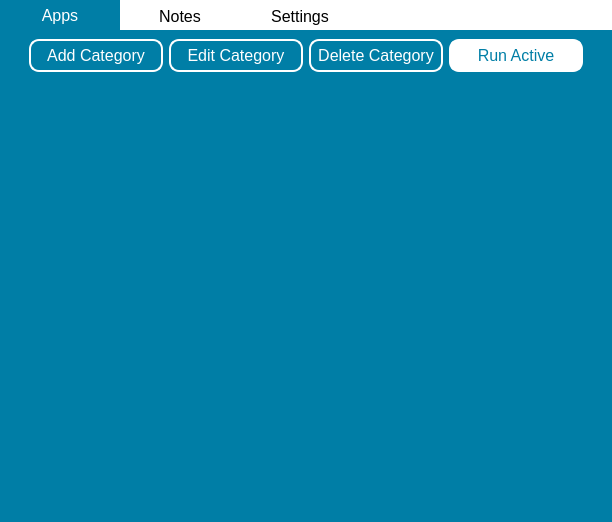
This is ui files/Runner2-Main.ui in daniel-deru/Runner2 as Qt 5 draws it before an edit. The edited form follows.
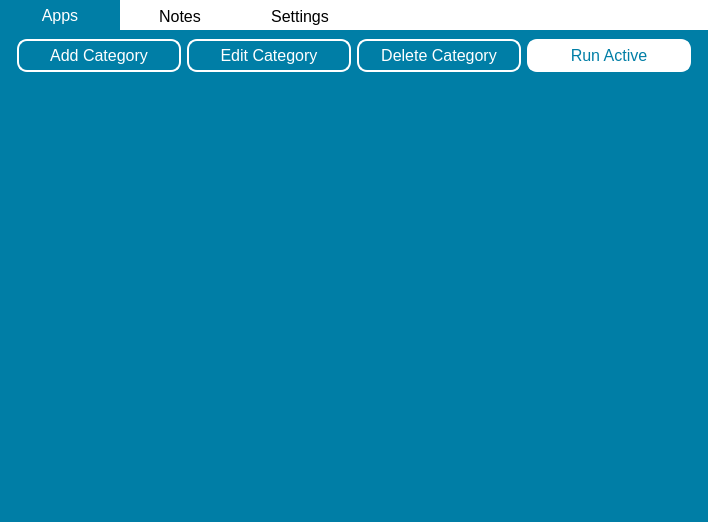
This is the edited form. The open tabs and pages were chosen to show the change. Icons and pictures are not drawn.

```diff
--- a/ui files/Runner2-Main.ui
+++ b/ui files/Runner2-Main.ui
@@ -127,7 +127,7 @@
          <item row="0" column="1">
           <widget class="QPushButton" name="main_add_category_btn">
            <property name="styleSheet">
-            <string notr="true">min-width: 120px;</string>
+            <string notr="true">min-width: 150px;</string>
            </property>
            <property name="text">
             <string>Add Category</string>
@@ -137,7 +137,7 @@
          <item row="0" column="3">
           <widget class="QPushButton" name="apps_btn_delete">
            <property name="styleSheet">
-            <string notr="true">min-width: 120px;</string>
+            <string notr="true">min-width: 150px;</string>
            </property>
            <property name="text">
             <string>Delete Category</string>
@@ -147,7 +147,7 @@
          <item row="0" column="2">
           <widget class="QPushButton" name="apps_btn_edit">
            <property name="styleSheet">
-            <string notr="true">min-width: 120px;</string>
+            <string notr="true">min-width: 150px;;</string>
            </property>
            <property name="text">
             <string>Edit Category</string>
@@ -157,7 +157,7 @@
          <item row="0" column="4">
           <widget class="QPushButton" name="btn_run">
            <property name="styleSheet">
-            <string notr="true"/>
+            <string notr="true">min-width: 150px;</string>
            </property>
            <property name="text">
             <string>Run Active</string>
```
Left out of the diff: 2 changed lines with no effect on the pictures.
